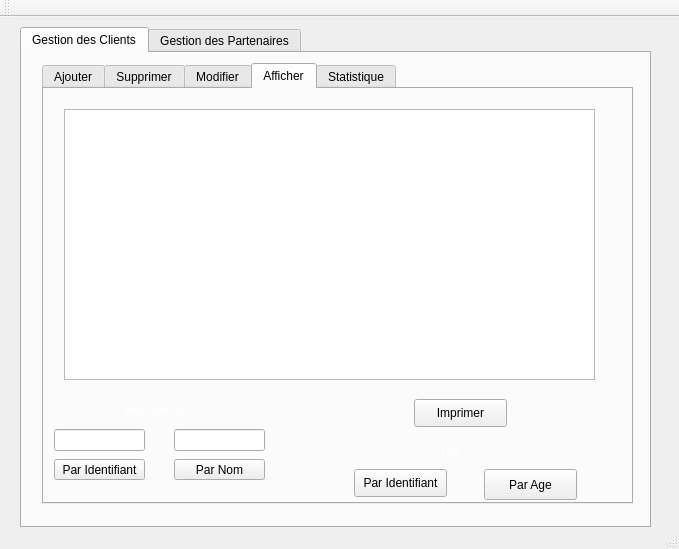
Old version of the form Gestion_Clients/mainwindow.ui in the repository hsan256/Gestion_SuperMarket.
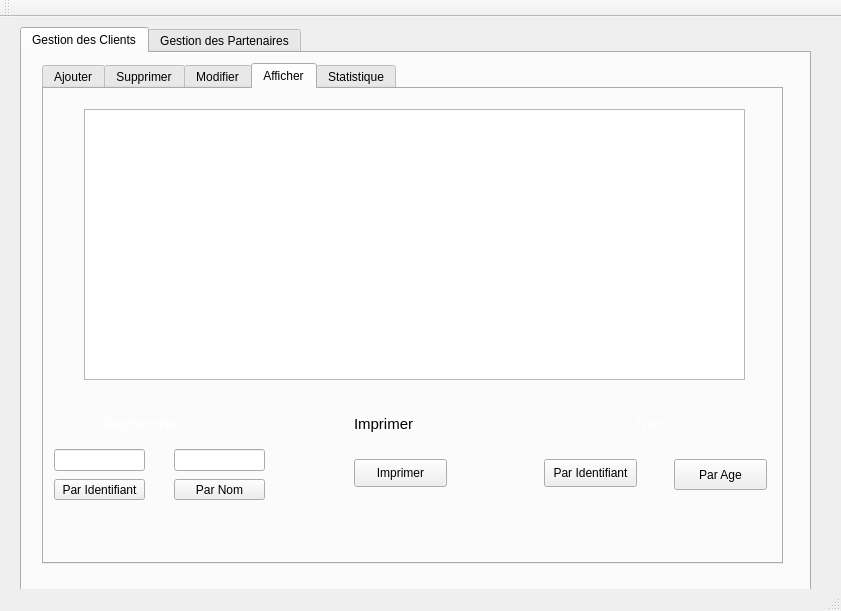
New version of the form. The open tabs and pages were chosen to show the change. Icons and pictures are not drawn.

The edit to the form file:
```diff
--- a/Gestion_Clients/mainwindow.ui
+++ b/Gestion_Clients/mainwindow.ui
@@ -6,8 +6,8 @@
    <rect>
     <x>0</x>
     <y>0</y>
-    <width>679</width>
-    <height>549</height>
+    <width>841</width>
+    <height>611</height>
    </rect>
   </property>
   <property name="windowTitle">
@@ -19,8 +19,8 @@
      <rect>
       <x>20</x>
       <y>10</y>
-      <width>631</width>
-      <height>501</height>
+      <width>791</width>
+      <height>571</height>
      </rect>
     </property>
     <property name="styleSheet">
@@ -2099,8 +2099,8 @@
        <rect>
         <x>20</x>
         <y>10</y>
-        <width>591</width>
-        <height>441</height>
+        <width>741</width>
+        <height>501</height>
        </rect>
       </property>
       <property name="currentIndex">
@@ -2495,9 +2495,9 @@
        <widget class="QTableView" name="tabClient">
         <property name="geometry">
          <rect>
-          <x>20</x>
+          <x>40</x>
           <y>20</y>
-          <width>531</width>
+          <width>661</width>
           <height>271</height>
          </rect>
         </property>
@@ -2506,7 +2506,7 @@
         <property name="geometry">
          <rect>
           <x>10</x>
-          <y>340</y>
+          <y>360</y>
           <width>91</width>
           <height>22</height>
          </rect>
@@ -2516,7 +2516,7 @@
         <property name="geometry">
          <rect>
           <x>130</x>
-          <y>340</y>
+          <y>360</y>
           <width>91</width>
           <height>22</height>
          </rect>
@@ -2526,7 +2526,7 @@
         <property name="geometry">
          <rect>
           <x>10</x>
-          <y>370</y>
+          <y>390</y>
           <width>91</width>
           <height>21</height>
          </rect>
@@ -2539,7 +2539,7 @@
         <property name="geometry">
          <rect>
           <x>130</x>
-          <y>370</y>
+          <y>390</y>
           <width>91</width>
           <height>21</height>
          </rect>
@@ -2551,34 +2551,34 @@
        <widget class="QLabel" name="label">
         <property name="geometry">
          <rect>
-          <x>80</x>
-          <y>310</y>
-          <width>91</width>
-          <height>21</height>
+          <x>60</x>
+          <y>320</y>
+          <width>101</width>
+          <height>31</height>
          </rect>
         </property>
         <property name="text">
-         <string>&lt;html&gt;&lt;head/&gt;&lt;body&gt;&lt;p&gt;&lt;span style=&quot; font-size:10pt; color:#ffffff;&quot;&gt;Rechercher&lt;/span&gt;&lt;/p&gt;&lt;/body&gt;&lt;/html&gt;</string>
+         <string>&lt;html&gt;&lt;head/&gt;&lt;body&gt;&lt;p&gt;&lt;span style=&quot; font-size:11pt; color:#ffffff;&quot;&gt;Rechercher&lt;/span&gt;&lt;/p&gt;&lt;/body&gt;&lt;/html&gt;</string>
         </property>
        </widget>
        <widget class="QLabel" name="label_2">
         <property name="geometry">
          <rect>
-          <x>390</x>
-          <y>350</y>
-          <width>41</width>
-          <height>21</height>
+          <x>590</x>
+          <y>320</y>
+          <width>51</width>
+          <height>31</height>
          </rect>
         </property>
         <property name="text">
-         <string>&lt;html&gt;&lt;head/&gt;&lt;body&gt;&lt;p&gt;&lt;span style=&quot; font-size:10pt; color:#ffffff;&quot;&gt;Trier&lt;/span&gt;&lt;/p&gt;&lt;/body&gt;&lt;/html&gt;</string>
+         <string>&lt;html&gt;&lt;head/&gt;&lt;body&gt;&lt;p&gt;&lt;span style=&quot; font-size:11pt; color:#ffffff;&quot;&gt;Trier&lt;/span&gt;&lt;/p&gt;&lt;/body&gt;&lt;/html&gt;</string>
         </property>
        </widget>
        <widget class="QPushButton" name="Trier_2">
         <property name="geometry">
          <rect>
-          <x>440</x>
-          <y>380</y>
+          <x>630</x>
+          <y>370</y>
           <width>93</width>
           <height>31</height>
          </rect>
@@ -2590,8 +2590,8 @@
        <widget class="QPushButton" name="identifianttri">
         <property name="geometry">
          <rect>
-          <x>310</x>
-          <y>380</y>
+          <x>500</x>
+          <y>370</y>
           <width>93</width>
           <height>28</height>
          </rect>
@@ -2603,8 +2603,8 @@
        <widget class="QPushButton" name="pushButton">
         <property name="geometry">
          <rect>
-          <x>370</x>
-          <y>310</y>
+          <x>310</x>
+          <y>370</y>
           <width>93</width>
           <height>28</height>
          </rect>
@@ -2613,6 +2613,19 @@
          <string>Imprimer</string>
         </property>
        </widget>
+       <widget class="QLabel" name="label_7">
+        <property name="geometry">
+         <rect>
+          <x>310</x>
+          <y>320</y>
+          <width>91</width>
+          <height>31</height>
+         </rect>
+        </property>
+        <property name="text">
+         <string>&lt;html&gt;&lt;head/&gt;&lt;body&gt;&lt;p&gt;&lt;span style=&quot; font-size:11pt;&quot;&gt;Imprimer&lt;/span&gt;&lt;/p&gt;&lt;/body&gt;&lt;/html&gt;</string>
+        </property>
+       </widget>
       </widget>
       <widget class="QWidget" name="tab">
        <attribute name="title">
```
Left out of the diff: 70 changed lines with no effect on the pictures.
